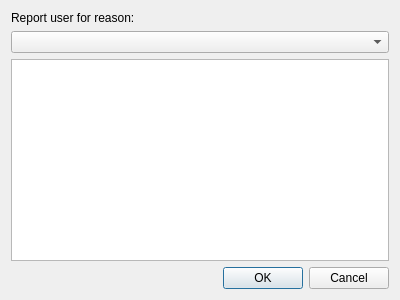
This is designer/Ui_ReportDialog.ui in psuong/P2PBooks as Qt 5 draws it before an edit. The edited form follows.
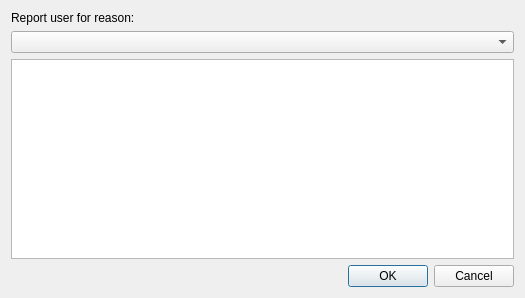
This is the edited form.

Commit message: Fix bug relating to constructing main_view using ReportDialogView

Diff of the .ui file:
```diff
--- a/designer/Ui_ReportDialog.ui
+++ b/designer/Ui_ReportDialog.ui
@@ -6,8 +6,8 @@
    <rect>
     <x>0</x>
     <y>0</y>
-    <width>400</width>
-    <height>300</height>
+    <width>525</width>
+    <height>298</height>
    </rect>
   </property>
   <property name="windowTitle">
```
The commit also changes 2 other files.
